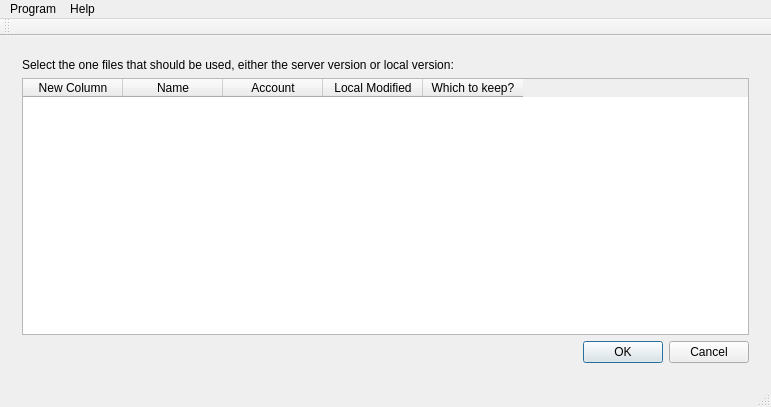
Old version of the form SyncWindow.ui in the repository nextcloud/desktop.
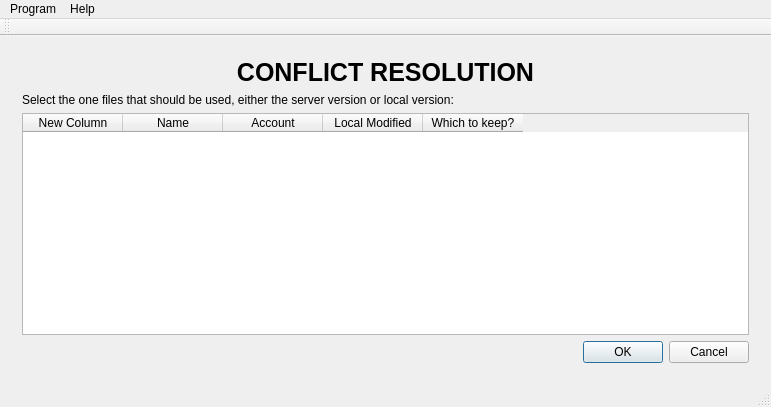
New version of the form. The open tabs and pages were chosen to show the change. Icons and pictures are not drawn.

Commit message:
Fixed a bug in the conflict resolution screen. I accidentally selected the wrong table when I made the change to allow multiple accounts.
Minor GUI enhancements on the conflict resolution screen.

```diff
--- a/SyncWindow.ui
+++ b/SyncWindow.ui
@@ -125,21 +125,14 @@
       </widget>
       <widget class="QWidget" name="page_2">
        <layout class="QGridLayout" name="gridLayout_3">
-        <item row="0" column="0">
-         <widget class="QLabel" name="label_9">
-          <property name="text">
-           <string>Select the one files that should be used, either the server version or local version:</string>
-          </property>
-         </widget>
-        </item>
-        <item row="2" column="0">
+        <item row="3" column="0">
          <widget class="QDialogButtonBox" name="buttonBox">
           <property name="standardButtons">
            <set>QDialogButtonBox::Cancel|QDialogButtonBox::Ok</set>
           </property>
          </widget>
         </item>
-        <item row="1" column="0">
+        <item row="2" column="0">
          <widget class="QTableWidget" name="tableConflict">
           <property name="columnCount">
            <number>5</number>
@@ -171,6 +164,32 @@
           </column>
          </widget>
         </item>
+        <item row="1" column="0">
+         <widget class="QLabel" name="label_9">
+          <property name="text">
+           <string>Select the one files that should be used, either the server version or local version:</string>
+          </property>
+         </widget>
+        </item>
+        <item row="0" column="0">
+         <widget class="QLabel" name="label_13">
+          <property name="font">
+           <font>
+            <pointsize>19</pointsize>
+            <weight>75</weight>
+            <italic>false</italic>
+            <bold>true</bold>
+            <underline>false</underline>
+           </font>
+          </property>
+          <property name="text">
+           <string>CONFLICT RESOLUTION</string>
+          </property>
+          <property name="alignment">
+           <set>Qt::AlignCenter</set>
+          </property>
+         </widget>
+        </item>
        </layout>
       </widget>
       <widget class="QWidget" name="page_3">
```
Left out of the diff: 2 changed lines with no effect on the pictures. The commit also changes 1 other file.
